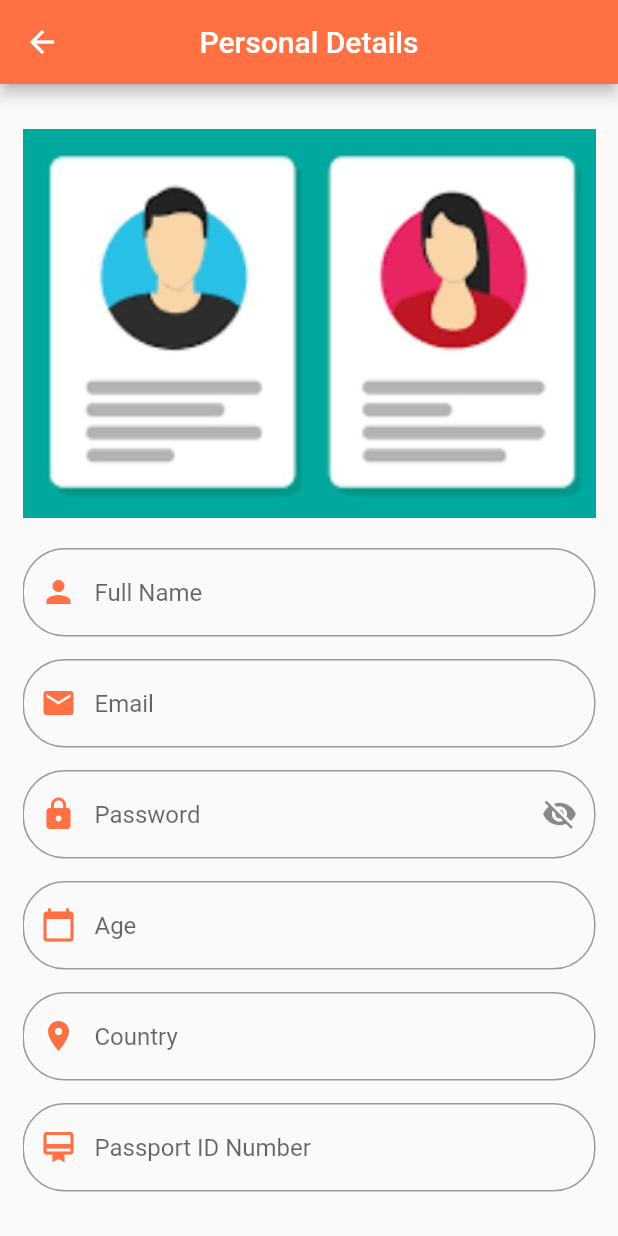
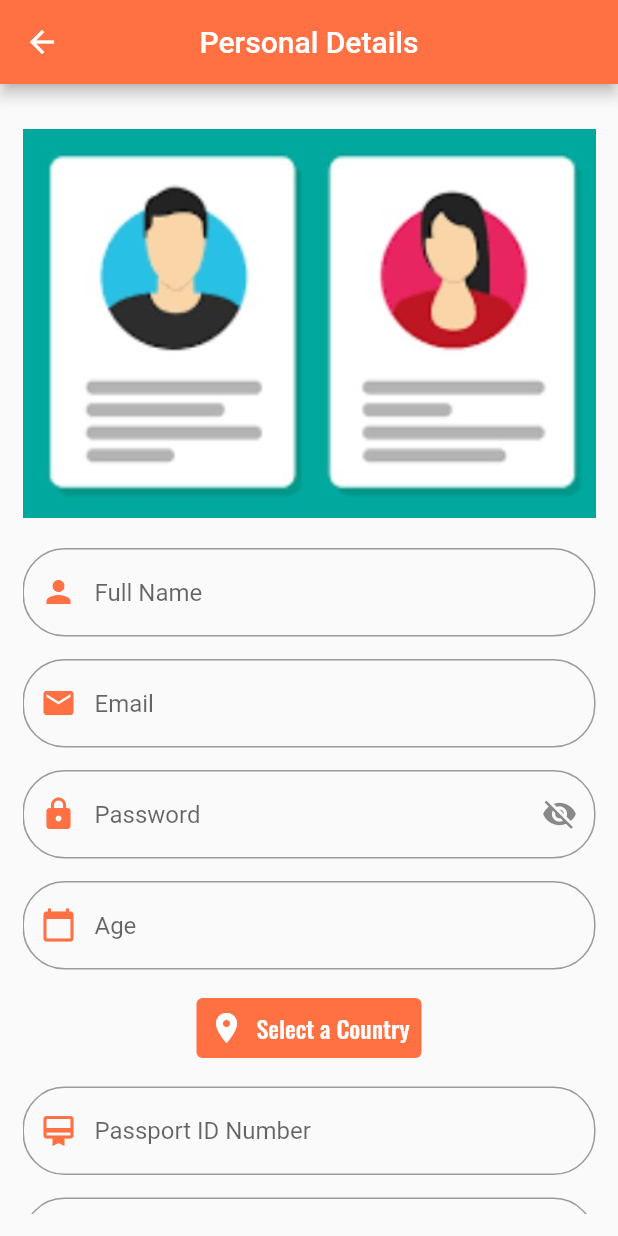
Before and after one commit to ion05/flight_to_mars, a Flutter app: the RegisterPage screen opened by its route, on a phone screen of 412 x 824 dp. Run offline on Flutter 3.47's test engine with Material 2 defaults, Android fonts, the phone set to English and light mode, and no system bars; our stand-ins replace cloud_firestore, confetti, country_picker, email_validator, firebase_auth, firebase_core and 2 more; missing offline and left inert: mailto; accounts and stored records are empty; Roboto replaces fonts that are missing (Antonio).

Commit message:
country picker

```diff
--- a/lib/screens/home.dart
+++ b/lib/screens/home.dart
@@ -15,6 +15,7 @@ class _HomePageState extends State<HomePage> {
       ),
       body: Container(
         width: double.infinity,
+        child: SingleChildScrollView(
           child: Column(
             crossAxisAlignment: CrossAxisAlignment.center,
             children: [
@@ -77,7 +78,9 @@ class _HomePageState extends State<HomePage> {
                 child: Text(
                   'Admin Panel',
                   style: TextStyle(
-                    fontFamily: 'Oswald', fontSize: 20.0, color: Colors.white),
+                      fontFamily: 'Oswald',
+                      fontSize: 20.0,
+                      color: Colors.white),
                 ),
                 style: ButtonStyle(
                   backgroundColor:
@@ -90,6 +93,7 @@ class _HomePageState extends State<HomePage> {
             ],
           ),
         ),
+      ),
     );
   }
 }
--- a/lib/screens/register.dart
+++ b/lib/screens/register.dart
@@ -4,6 +4,7 @@ import 'package:email_validator/email_validator.dart';
 import 'package:firebase_auth/firebase_auth.dart';
 import 'package:firebase_core/firebase_core.dart';
 import 'package:cloud_firestore/cloud_firestore.dart';
+import 'package:country_picker/country_picker.dart';
 
 class RegisterPage extends StatefulWidget {
   @override
@@ -20,7 +21,7 @@ class _RegisterPageState extends State<RegisterPage> {
   String email;
   String pass;
   String age;
-  String country;
+  String country = 'Select a Country';
   String passId;
   String height;
   String weight;
@@ -167,36 +168,63 @@ class _RegisterPageState extends State<RegisterPage> {
                       SizedBox(
                         height: 15.0,
                       ),
-                      TextFormField(
-                        validator: (val) {
-                          var countryList = [
-                            'Iran',
-                            'Iraq',
-                            'Cuba',
-                            'North Korea'
-                          ];
-                          if (val.isEmpty) {
-                            return 'Country cannot be empty';
-                          }
-                          if (countryList.contains(val)) {
-                            return 'You cannot apply form this country as it is sanctioned by the United States';
-                          } else {
-                            return null;
-                          }
+                      TextButton.icon(
+                        icon: Icon(
+                          Icons.location_on,
+                          color: Colors.white,
+                        ),
+                        style: ButtonStyle(
+                            backgroundColor: MaterialStateProperty.all<Color>(
+                                Colors.deepOrange[400])),
+                        label: Text(
+                          country,
+                          style: TextStyle(
+                              fontFamily: 'Oswald',
+                              fontSize: 16.0,
+                              color: Colors.white),
+                        ),
+                        onPressed: () {
+                          showCountryPicker(
+                              exclude: ['CU', 'IQ', 'IR', 'KP'],
+                              context: context,
+                              showPhoneCode: false,
+                              onSelect: (val) {
+                                setState(() {
+                                  country = val.displayNameNoCountryCode;
+                                });
+                              });
                         },
-                        onSaved: (val) {
-                          country = val;
-                        },
-                        decoration: InputDecoration(
-                            hintText: 'Country',
-                            hintStyle: TextStyle(
-                              fontFamily: "Antonio",
-                            ),
-                            prefixIcon: Icon(Icons.location_on,
-                                color: Colors.deepOrange[400]),
-                            border: OutlineInputBorder(
-                                borderRadius: BorderRadius.circular(28.0))),
                       ),
+                      // TextFormField(
+                      //   validator: (val) {
+                      //     var countryList = [
+                      //       'Iran',
+                      //       'Iraq',
+                      //       'Cuba',
+                      //       'North Korea'
+                      //     ];
+                      //     if (val.isEmpty) {
+                      //       return 'Country cannot be empty';
+                      //     }
+                      //     if (countryList.contains(val)) {
+                      //       return 'You cannot apply form this country as it is sanctioned by the United States';
+                      //     } else {
+                      //       return null;
+                      //     }
+                      //   },
+                      //   onSaved: (val) {
+                      //     country = val;
+                      //   },
+                      //   decoration: InputDecoration(
+                      //       hintText: 'Country',
+                      //       hintStyle: TextStyle(
+                      //         fontFamily: "Antonio",
+                      //       ),
+                      //       prefixIcon: Icon(Icons.location_on,
+                      //           color: Colors.deepOrange[400]),
+                      //       border: OutlineInputBorder(
+                      //           borderRadius: BorderRadius.circular(28.0))),
+                      // ),
                       SizedBox(
                         height: 15.0,
                       ),
--- a/pubspec.yaml
+++ b/pubspec.yaml
@@ -39,6 +39,7 @@ dependencies:
   sms_autofill: ^2.0.0
   mailto: ^2.0.0
   url_launcher: ^6.0.3
+  country_picker: ^2.0.4
 
 dev_dependencies:
   flutter_test:
```
Also changed, not shown: pubspec.lock. Lines whose indentation alone changed are shown as unchanged.
